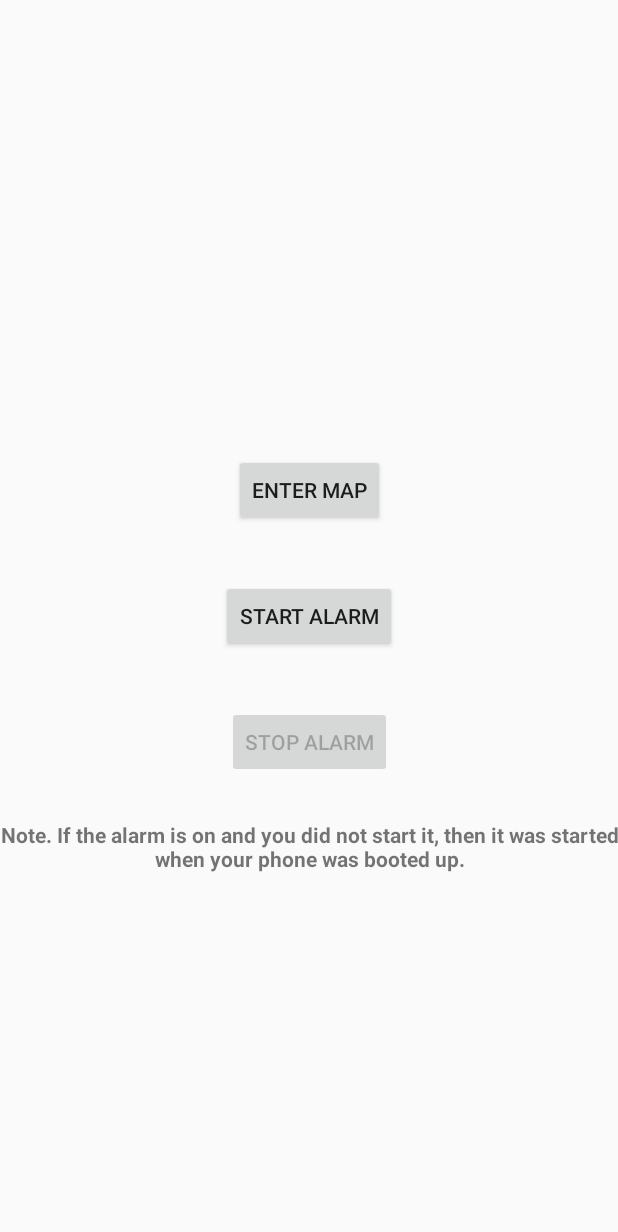
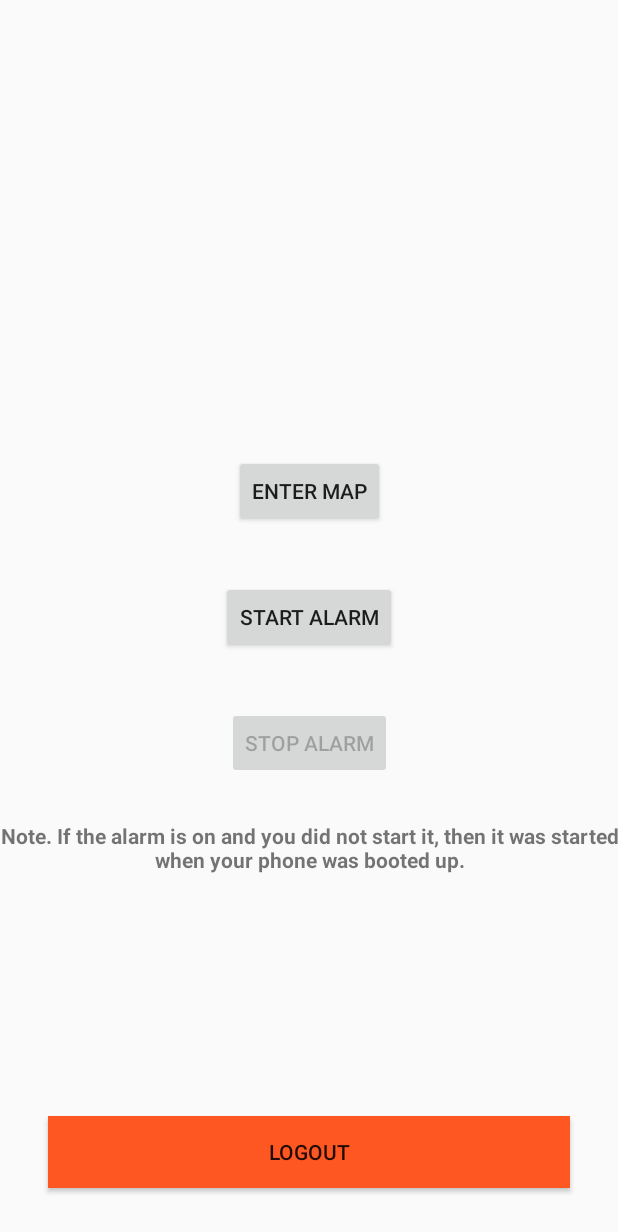
Before and after one commit to git-mad/GitMad-Heat-Map, an Android app: the layout activity_enter.xml on its own in the app's theme, with its tools: preview values and no code run, on a phone screen of 412 x 824 dp. Shown: the top 1232 px of the screen. Run offline under Robolectric (Android 15) with nearby library versions, the phone set to English and light mode, and no system bars.

Commit message:
Created new logout button, login validation, and intent flags.

```diff
--- a/app/src/main/java/gitmad/gitmadheatmap/EnterActivity.java
+++ b/app/src/main/java/gitmad/gitmadheatmap/EnterActivity.java
@@ -76,5 +76,10 @@ public class EnterActivity extends AppCompatActivity {
         stopButton.setEnabled( !alarm_on );
     }
 
+    public void logoutUser( View view ) {
+        FbAuth mAuth = new FbAuth();
+        mAuth.signUserOutAndReturnToLogin();
+    }
+
 
 }
--- a/app/src/main/java/gitmad/gitmadheatmap/MyApp.java
+++ b/app/src/main/java/gitmad/gitmadheatmap/MyApp.java
@@ -2,6 +2,7 @@ package gitmad.gitmadheatmap;
 
 import android.app.Application;
 import android.content.Context;
+import android.content.Intent;
 
 public class MyApp extends Application {
     private static Context mContext;
@@ -15,4 +16,5 @@ public class MyApp extends Application {
     public static Context getContext() {
         return mContext;
     }
+
 }
--- a/app/src/main/java/gitmad/gitmadheatmap/RegistrationActivity.java
+++ b/app/src/main/java/gitmad/gitmadheatmap/RegistrationActivity.java
@@ -79,6 +79,10 @@ public class RegistrationActivity extends AppCompatActivity {
 
         FbAuth mAuth = new FbAuth();
         mAuth.createNewUser( new User( firstName, lastName, email), password);
+
+        Intent intent = new Intent( this, EnterActivity.class );
+        intent.addFlags( Intent.FLAG_ACTIVITY_NEW_TASK | Intent.FLAG_ACTIVITY_CLEAR_TASK );
+        startActivity( intent );
     }
 
     private boolean areCredentialsValid() {
--- a/app/src/main/res/layout/activity_enter.xml
+++ b/app/src/main/res/layout/activity_enter.xml
@@ -33,7 +33,7 @@
         app:layout_constraintEnd_toEndOf="parent"
         app:layout_constraintStart_toStartOf="parent"
         app:layout_constraintTop_toTopOf="parent"
-        app:layout_constraintVertical_bias="0.498" />
+        app:layout_constraintVertical_bias="0.499" />
 
     <Button
         android:id="@+id/enter_btn_stop_alarm"
@@ -62,4 +62,18 @@
         app:layout_constraintEnd_toEndOf="parent"
         app:layout_constraintStart_toStartOf="parent"
         app:layout_constraintTop_toBottomOf="@+id/enter_btn_stop_alarm" />
+
+    <Button
+        android:id="@+id/enter_btn_logout"
+        android:layout_width="0dp"
+        android:layout_height="wrap_content"
+        android:layout_marginBottom="32dp"
+        android:layout_marginEnd="32dp"
+        android:layout_marginStart="32dp"
+        android:background="?attr/colorError"
+        android:onClick="logoutUser"
+        android:text="@string/logout"
+        app:layout_constraintBottom_toBottomOf="parent"
+        app:layout_constraintEnd_toEndOf="parent"
+        app:layout_constraintStart_toStartOf="parent" />
 </android.support.constraint.ConstraintLayout>
--- a/app/src/main/res/values/strings.xml
+++ b/app/src/main/res/values/strings.xml
@@ -30,6 +30,7 @@
     <string name="middle_name">Middle Name</string>
     <string name="last_name">Last Name</string>
     <string name="register">Register</string>
+    <string name="logout">Logout</string>
 
     <!-- Strings related to FirebaseAuth Exceptions -->
     <string name="auth_user_not_found">That email is not associated to an account</string>
```
Also changed, not shown: app/src/main/java/gitmad/gitmadheatmap/FbAuth.java (+34 -3 lines), app/src/main/java/gitmad/gitmadheatmap/LoginActivity.java (+19 -13 lines).
